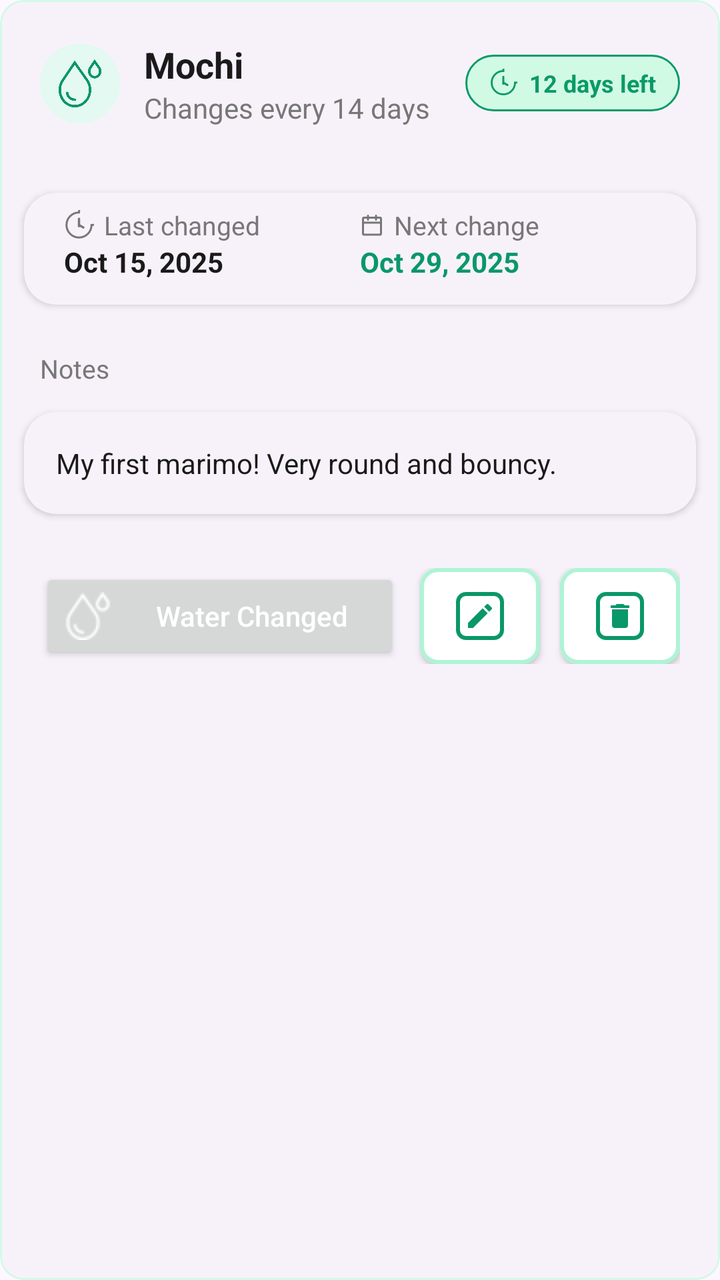
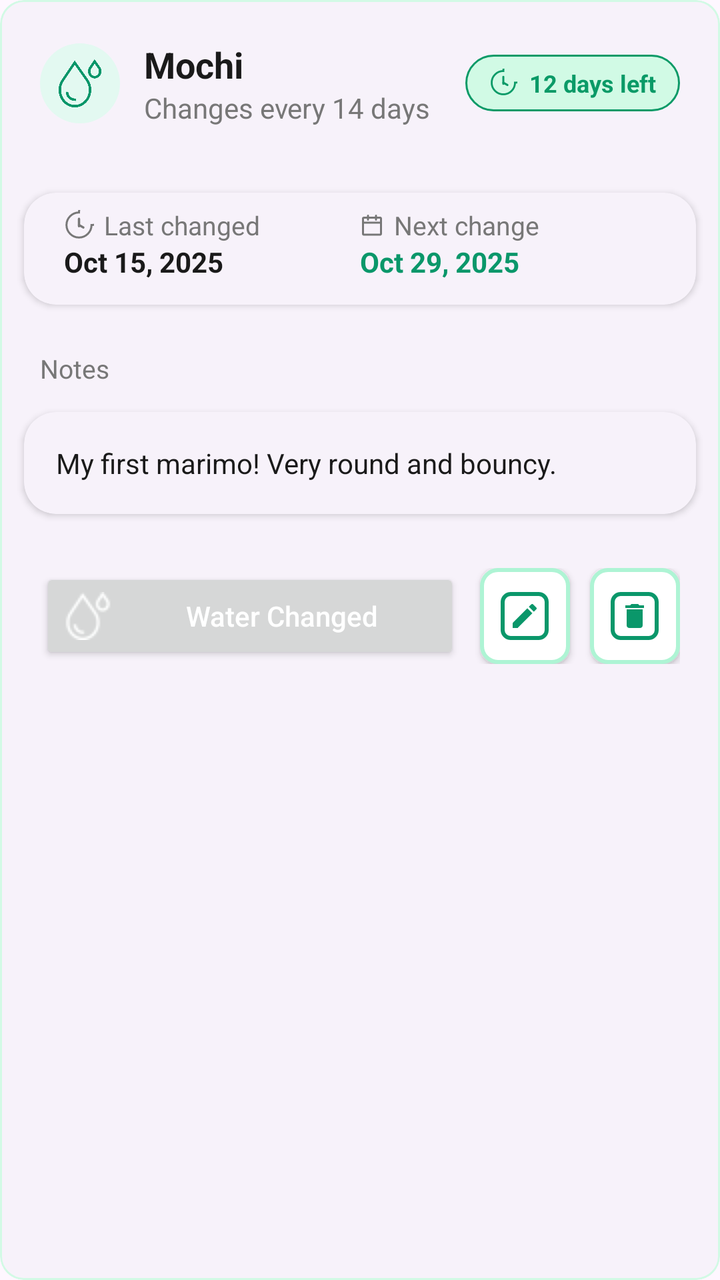

Before-and-after screenshots of an Android layout around one commit, followed by the original layout XML and the change that was made.
<!-- AndroidManifest.xml: application theme Theme.MarimoCare -->
<!-- res/layout/item_marimo.xml -->
<?xml version="1.0" encoding="utf-8"?>
<com.google.android.material.card.MaterialCardView xmlns:android="http://schemas.android.com/apk/res/android"
    xmlns:app="http://schemas.android.com/apk/res-auto"
    xmlns:tools="http://schemas.android.com/tools"
    android:id="@+id/cardMarimo"
    android:layout_width="match_parent"
    android:layout_height="wrap_content"
    android:layout_margin="12dp"
    android:padding="16dp"
    app:cardCornerRadius="12dp"
    app:cardElevation="0dp"
    app:strokeColor="@color/marimo_item_board"
    app:strokeWidth="1dp">

    <LinearLayout
        android:layout_width="match_parent"
        android:layout_height="wrap_content"
        android:orientation="vertical">

        
        <LinearLayout
            android:layout_width="match_parent"
            android:layout_height="wrap_content"
            android:orientation="horizontal"
            android:gravity="center_vertical"
            android:padding="20dp">

            <ImageView
                android:id="@+id/imgMarimoIcon"
                android:layout_width="40dp"
                android:layout_height="40dp"
                android:src="@drawable/ic_water_drop_green"
                android:padding="8dp"
                android:background="@drawable/bg_circle_green"
                android:contentDescription="@string/img" />

            <LinearLayout
                android:layout_width="0dp"
                android:layout_height="wrap_content"
                android:layout_weight="1"
                android:paddingStart="12dp"
                android:orientation="vertical"
                tools:ignore="RtlSymmetry">

                <TextView
                    android:id="@+id/txtName"
                    android:text="@string/mochi"
                    android:textSize="18sp"
                    android:textStyle="bold"
                    android:textColor="#1A1A1A"
                    android:layout_width="wrap_content"
                    android:layout_height="wrap_content" />

                <TextView
                    android:id="@+id/txtFrequency"
                    android:text="@string/changes_every_14_days"
                    android:textSize="14sp"
                    android:textColor="#777777"
                    android:layout_width="wrap_content"
                    android:layout_height="wrap_content" />
            </LinearLayout>

            <LinearLayout
                android:id="@+id/layout_text"
                android:layout_width="wrap_content"
                android:layout_height="wrap_content"
                android:orientation="horizontal"
                android:gravity="center_vertical"
                android:background="@drawable/bg_days_left_pill"
                android:paddingHorizontal="12dp"
                android:paddingVertical="6dp">

                <ImageView
                    android:id="@+id/txtDaysLeft_icon"
                    android:layout_width="14dp"
                    android:layout_height="14dp"
                    android:src="@drawable/ic_clock"
                    android:contentDescription="@string/img"
                    android:layout_marginEnd="6dp" />

                <TextView
                    android:id="@+id/txtDaysLeft"
                    android:text="@string/_12_days_left"
                    android:textSize="12sp"
                    android:textColor="#0A9A67"
                    android:textStyle="bold"
                    android:layout_width="wrap_content"
                    android:layout_height="wrap_content" />
            </LinearLayout>
        </LinearLayout>

        
        <com.google.android.material.card.MaterialCardView
            android:id="@+id/cardDate"
            android:layout_width="match_parent"
            android:layout_height="wrap_content"
            android:layout_margin="10dp"
            app:cardElevation="2dp"
            app:backgroundTint="@null"
            app:cardPreventCornerOverlap="false"
            app:cardUseCompatPadding="true">

            <LinearLayout
                android:layout_width="match_parent"
                android:layout_height="wrap_content"
                android:baselineAligned="false"
                android:orientation="horizontal"
                android:paddingStart="20dp"
                android:paddingEnd="20dp"
                android:paddingTop="12dp"
                android:paddingBottom="12dp"
                android:layout_marginTop="-5dp"
                tools:ignore="RtlSymmetry">

                <LinearLayout
                    android:layout_width="0dp"
                    android:layout_height="wrap_content"
                    android:layout_weight="1"
                    android:orientation="vertical">

                    <TextView
                        android:text="@string/last_changed"
                        android:textSize="13sp"
                        android:textColor="#777777"
                        android:layout_width="wrap_content"
                        app:drawableStartCompat="@drawable/ic_clock_mini"
                        android:drawablePadding="5dp"
                        app:drawableTint="#777777"
                        android:layout_height="wrap_content" />

                    <TextView
                        android:id="@+id/txtLastChange"
                        android:text="@string/oct_15_2025"
                        android:textStyle="bold"
                        android:textSize="14sp"
                        android:textColor="#1A1A1A"
                        android:layout_width="wrap_content"
                        android:layout_height="wrap_content" />
                </LinearLayout>

                <LinearLayout
                    android:layout_width="0dp"
                    android:layout_height="wrap_content"
                    android:layout_weight="1"
                    android:orientation="vertical">

                    <TextView
                        android:text="@string/next_change"
                        android:textSize="13sp"
                        android:textColor="#777777"
                        android:drawablePadding="5dp"
                        app:drawableStartCompat="@drawable/ic_calendar_mini"
                        app:drawableTint="#777777"
                        android:layout_width="wrap_content"
                        android:layout_height="wrap_content" />

                    <TextView
                        android:id="@+id/txtNextChange"
                        android:text="@string/oct_29_2025"
                        android:textStyle="bold"
                        android:textSize="14sp"
                        android:textColor="@color/marimo_item_green"
                        android:layout_width="wrap_content"
                        android:layout_height="wrap_content" />
                </LinearLayout>

            </LinearLayout>
        </com.google.android.material.card.MaterialCardView>

        
        <TextView
            android:text="@string/notes"
            android:textSize="13sp"
            android:textColor="#777777"
            android:layout_marginTop="10dp"
            android:paddingStart="20dp"
            android:layout_width="wrap_content"
            android:layout_height="wrap_content"
            tools:ignore="RtlSymmetry" />

        
        <com.google.android.material.card.MaterialCardView
            android:id="@+id/cardNotes"
            android:layout_width="match_parent"
            android:layout_height="wrap_content"
            android:layout_margin="10dp"
            app:backgroundTint="@null"
            app:cardElevation="2dp"
            app:cardPreventCornerOverlap="false"
            app:cardUseCompatPadding="true">

            <TextView
                android:id="@+id/txtNotes"
                android:text="@string/my_first_marimo_very_round_and_bouncy"
                android:textSize="14sp"
                android:textColor="#1A1A1A"
                android:padding="16dp"
                app:backgroundTint="@null"
                android:layout_width="match_parent"
                android:layout_height="wrap_content"
                tools:ignore="RtlSymmetry" />

        </com.google.android.material.card.MaterialCardView>

        
        <LinearLayout
            android:layout_width="match_parent"
            android:layout_height="wrap_content"
            android:orientation="horizontal"
            android:gravity="center_vertical"
            android:paddingStart="20dp"
            android:paddingEnd="20dp"
            android:layout_marginTop="14dp"
            android:layout_marginBottom="10dp"
            tools:ignore="RtlSymmetry">

            <Button
                android:id="@+id/btnWaterChanged"
                android:layout_width="0dp"
                android:layout_height="48dp"
                android:layout_weight="0.60"
                android:text="@string/water_changed"
                android:textAllCaps="false"
                android:textColor="@android:color/white"
                app:backgroundTint="@null"
                android:drawableLeft="@drawable/ic_water_drop_white_mini"
                android:drawablePadding="8dp"
                tools:ignore="ButtonStyle,RtlHardcoded" />

            <Button
                android:id="@+id/btnEdit"
                android:layout_width="0dp"
                android:layout_height="48dp"
                android:layout_weight="0.20"
                android:layout_marginStart="10dp"
                android:textAllCaps="false"
                android:textColor="@color/marimo_black"
                app:backgroundTint="@null"
                android:background="@drawable/bg_btn_edit_border"
                tools:ignore="ButtonStyle" />

            <Button
                android:id="@+id/btnDelete"
                android:layout_width="0dp"
                android:layout_height="48dp"
                android:layout_weight="0.20"
                android:layout_marginStart="10dp"
                android:textAllCaps="false"
                android:textColor="@color/marimo_black"
                app:backgroundTint="@null"
                android:background="@drawable/bg_btn_delete_border"
                tools:ignore="ButtonStyle" />
        </LinearLayout>

    </LinearLayout>
</com.google.android.material.card.MaterialCardView>
<!-- resources referenced by this layout -->
<resources>
  <color name="marimo_black">#121928</color>
  <color name="marimo_item_board">#D2FAE5</color>
  <color name="marimo_item_green">#0a976a</color>
  <!-- drawable bg_circle_green (drawable) -->
  <?xml version="1.0" encoding="utf-8"?>
  <shape xmlns:android="http://schemas.android.com/apk/res/android" android:shape="oval">
      <solid android:color="#E3F9F1"/>
  </shape>
  <!-- drawable bg_days_left_pill (drawable) -->
  <shape xmlns:android="http://schemas.android.com/apk/res/android" android:shape="rectangle">
      <solid android:color="@color/marimo_header"/>
      <stroke android:width="1dp" android:color="#0A9A67"/>
      <corners android:radius="20dp"/>
      <padding android:left="8dp" android:top="4dp" android:right="8dp" android:bottom="4dp"/>
  </shape>
  <string name="_12_days_left">12 days left</string>
  <string name="changes_every_14_days">Changes every 14 days</string>
  <string name="img">Img</string>
  <string name="last_changed">Last changed</string>
  <string name="mochi">Mochi</string>
  <string name="my_first_marimo_very_round_and_bouncy">My first marimo! Very round and bouncy.</string>
  <string name="next_change">Next change</string>
  <string name="notes">Notes</string>
  <string name="oct_15_2025">Oct 15, 2025</string>
  <string name="oct_29_2025">Oct 29, 2025</string>
  <string name="water_changed">Water Changed</string>
  <color name="marimo_item_edit_board">#aef4d4</color>
  <color name="marimo_header">#d1fae5</color>
  <color name="marimo_primary">#2ac8a0</color>
  <color name="marimo_surface">#FFFFFF</color>
  <color name="marimo_red">#D9534F</color>
  <color name="marimo_text_primary">#0B6E4F</color>
  <color name="marimo_text_secondary">#555555</color>
  <style name="Shape.Marimo.Small" parent="ShapeAppearance.Material3.Corner.Small">
          <item name="cornerFamily">rounded</item>
          <item name="cornerSize">8dp</item>
      </style>
  <style name="Shape.Marimo.Medium" parent="ShapeAppearance.Material3.Corner.Medium">
          <item name="cornerFamily">rounded</item>
          <item name="cornerSize">12dp</item>
      </style>
  <style name="Shape.Marimo.Large" parent="ShapeAppearance.Material3.Corner.Large">
          <item name="cornerFamily">rounded</item>
          <item name="cornerSize">16dp</item>
      </style>
  <style name="Widget.Marimo.Button" parent="Widget.Material3.Button">
          <item name="cornerRadius">16dp</item>
          <item name="android:textAllCaps">false</item>
      </style>
  <style name="Widget.Marimo.Card" parent="Widget.Material3.CardView.Elevated">
          <item name="cardCornerRadius">16dp</item>
          <item name="cardElevation">6dp</item>
          <item name="android:background">@color/marimo_surface</item>
      </style>
  <style name="Widget.Marimo.TextField" parent="Widget.Material3.TextInputLayout.OutlinedBox">
          <item name="boxStrokeColor">@color/marimo_primary</item>
          <item name="hintTextColor">@color/marimo_text_hint</item>
          <item name="android:textColor">@color/marimo_text_primary</item>
      </style>
  <style name="Text.Marimo.Body" parent="@style/TextAppearance.Material3.BodyMedium">
          <item name="android:textColor">@color/marimo_text_secondary</item>
      </style>
  <style name="Text.Marimo.Title" parent="@style/TextAppearance.Material3.TitleLarge">
          <item name="android:textColor">@color/marimo_text_primary</item>
          <item name="android:textStyle">bold</item>
      </style>
  <style name="CardCounterStyle">
          <item name="cardBackgroundColor">@android:color/white</item>
      </style>
  <color name="marimo_text_hint">#888888</color>
  <!-- unchanged entries left out for length: 8 -->
</resources>

<!-- the commit's change to res/layout/item_marimo.xml (unified diff, before → after) -->
@@ -218,7 +218,7 @@
                 android:id="@+id/btnWaterChanged"
                 android:layout_width="0dp"
                 android:layout_height="48dp"
-                android:layout_weight="0.60"
+                android:layout_weight="0.70"
                 android:text="@string/water_changed"
                 android:textAllCaps="false"
                 android:textColor="@android:color/white"
@@ -231,7 +231,7 @@
                 android:id="@+id/btnEdit"
                 android:layout_width="0dp"
                 android:layout_height="48dp"
-                android:layout_weight="0.20"
+                android:layout_weight="0.15"
                 android:layout_marginStart="10dp"
                 android:textAllCaps="false"
                 android:textColor="@color/marimo_black"
@@ -243,7 +243,7 @@
                 android:id="@+id/btnDelete"
                 android:layout_width="0dp"
                 android:layout_height="48dp"
-                android:layout_weight="0.20"
+                android:layout_weight="0.15"
                 android:layout_marginStart="10dp"
                 android:textAllCaps="false"
                 android:textColor="@color/marimo_black"
